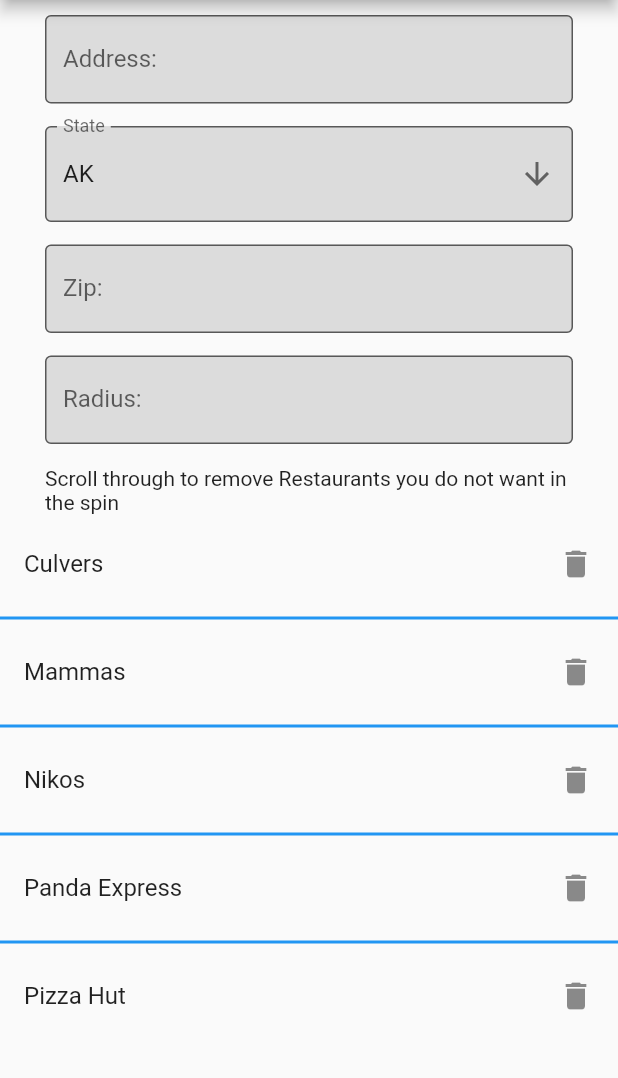
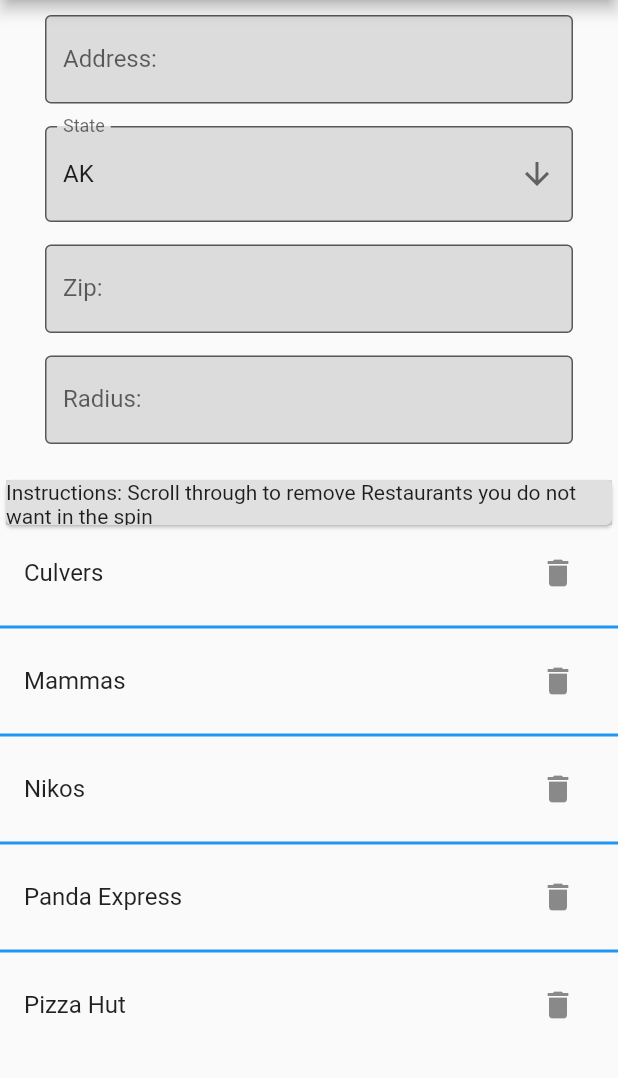
Before and after one commit to MaxwellGrimm/whats_for_lunch, a Flutter app: the ForLunch screen opened directly, on a phone screen of 412 x 824 dp, the part 84-1162 px from its top. Run offline on Flutter 3.47's test engine with Material 2 defaults, Android fonts, the phone set to English and light mode, and no system bars; our stand-ins replace cloud_firestore, firebase_auth, firebase_core, flutter_fortune_wheel, google_maps_flutter, location and 1 more; missing offline and left inert: dart:html, flutterfire_ui, google_directions_api; accounts and stored records are empty.

Commit message:
Update for_lunch.dart

```diff
--- a/lib/for_lunch.dart
+++ b/lib/for_lunch.dart
@@ -1,3 +1,5 @@
+import 'dart:html';
+
 import 'package:flutter/material.dart';
 import 'package:provider/provider.dart';
 import 'main_model.dart';
@@ -165,22 +167,38 @@ class _ForLunchState extends State<ForLunch> {
                     hintText: 'i.e: 4 mi')),
           ),
           const Padding(
-
-              ///text
-              padding: EdgeInsets.fromLTRB(30.0, 10.0, 30.0, 5.0),
-              child: Text(
-                  'Scroll through to remove Restaurants you do not want in the spin')),
+            ///text
+            padding: EdgeInsets.fromLTRB(30.0, 10.0, 30.0, 5.0),
+          ),
+          Card(
+            child: Container(
+              color: Colors.black12,
+              height: 30,
+              child: const Center(
+                child: Text(
+                    'Instructions: Scroll through to remove Restaurants you do not want in the spin'),
+              ),
+            ),
+          ),
           Expanded(
 
               ///listView
               child: ListView.separated(
             itemCount: roles.length,
+
             itemBuilder: (BuildContext context, int index) {
               return ListTile(
 
                   ///setting the title subtitle and trailing
                   title: Text(roles[index].locations),
-                  trailing: const Icon(Icons.delete));
+                  trailing: IconButton(
+                    onPressed: () {
+                      ///remove
+                      roles.removeAt(index);
+                      setState(() {});
+                    },
+                    icon: const Icon(Icons.delete),
+                  ));
             },
 
             ///for the divider between each element
```
